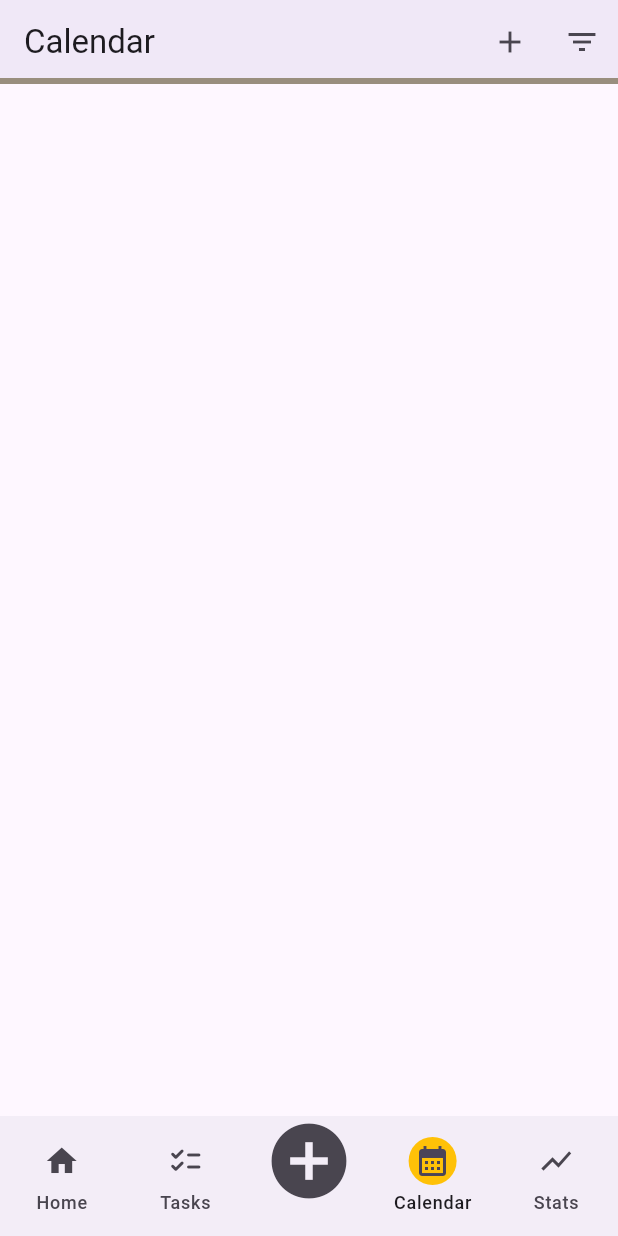
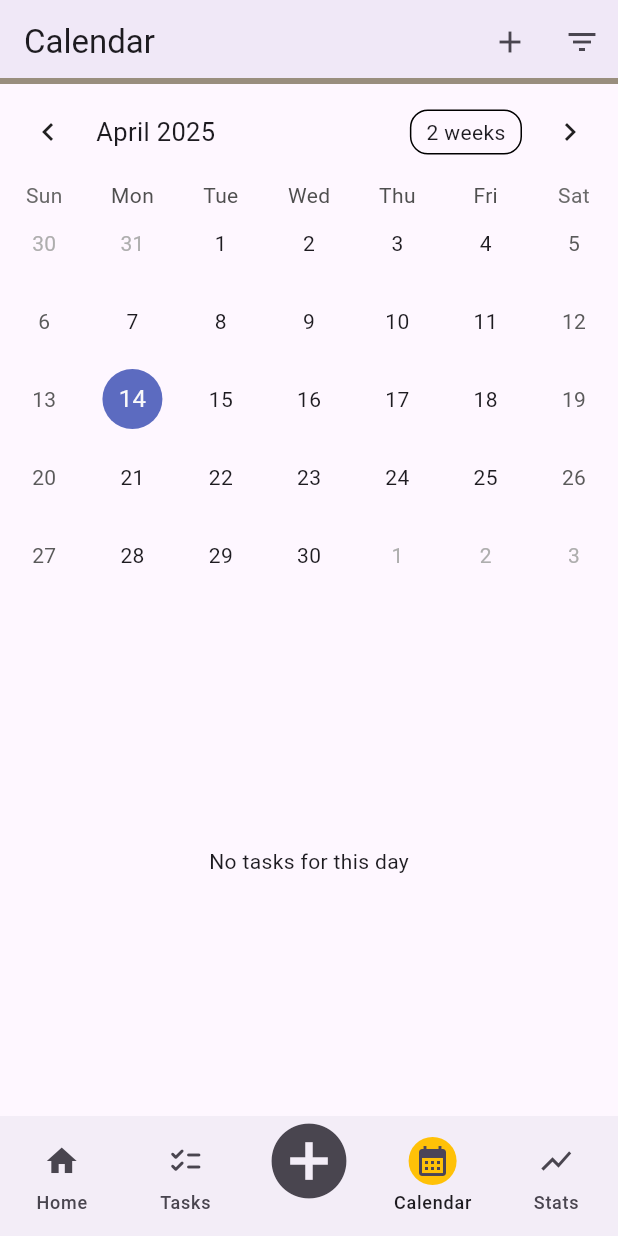
Before and after one commit to vasu-patel-123/Team-HamburgerHelpers-final-Project, a Flutter app: the NavigationExample screen opened directly, item 4 of the bottom bar chosen, on a phone screen of 412 x 824 dp. Run offline on Flutter 3.47's test engine with Material 3 defaults, Android fonts, the phone set to English and light mode, and no system bars; drawn by our look-alikes of table_calendar; statements that could not run were skipped.

Commit message:
First go at calendar page

```diff
--- a/taskii/lib/homePage.dart
+++ b/taskii/lib/homePage.dart
@@ -2,7 +2,7 @@
 
 import 'package:flutter/material.dart';
 import 'package:intl/intl.dart';
-
+import 'package:table_calendar/table_calendar.dart';
 
 
 
@@ -19,6 +19,7 @@ var tasks = [
 class homePage extends StatelessWidget {
   const homePage({super.key});
 
+
   @override
   Widget build(BuildContext context) {
     return MaterialApp(theme: ThemeData(useMaterial3: true), debugShowCheckedModeBanner: false, home: const NavigationExample());
@@ -27,6 +28,8 @@ class homePage extends StatelessWidget {
 
 class NavigationExample extends StatefulWidget {
   const NavigationExample({super.key});
+
+  get calendartasks => tasks;
 
 
   @override
@@ -89,6 +92,87 @@ class _NavigationExampleState extends State<NavigationExample> {
         timeController.text = picked.format(context);
       });
     }
+  }
+
+///THe following is for Calendar page
+  DateTime _focusedDay = DateTime.now();
+  DateTime? _selectedDay;
+
+  Map<DateTime, List<Map<String, String>>> _events = {};
+
+  void initState() {
+    super.initState();
+    _selectedDay = _focusedDay;
+    _generateEvents();
+  }
+
+  void _generateEvents() {
+    Map<DateTime, List<Map<String, String>>> tempEvents = {};
+
+    for (var task in widget.calendartasks) {
+      if (task['date'] != null) {
+        DateTime date = DateFormat('yyyy-MM-dd').parse(task['date']!);
+
+        if (!tempEvents.containsKey(date)) {
+          tempEvents[date] = [];
+        }
+        tempEvents[date]!.add(task);
+      }
+    }
+
+    setState(() {
+      _events = tempEvents;
+    });
+  }
+
+  Widget _buildTaskList() {
+    final tasks = _getTasksForDay(_selectedDay!);
+
+    if (tasks.isEmpty) {
+      return Center(child: Text('No tasks for this day'));
+    }
+
+    return ListView.builder(
+      itemCount: tasks.length,
+      itemBuilder: (context, index) {
+        var task = tasks[index];
+        return Card(
+          margin: EdgeInsets.symmetric(horizontal: 16, vertical: 6),
+          child: ListTile(
+            title: Text(task['title'] ?? ''),
+            subtitle: Text(task['description'] ?? ''),
+            trailing: Column(
+              mainAxisAlignment: MainAxisAlignment.center,
+              children: [
+                Text(task['priority'] ?? '',
+                    style: TextStyle(
+                        fontWeight: FontWeight.bold,
+                        color: _priorityColor(task['priority'] ?? ''))),
+                if (task['time'] != null)
+                  Text(task['time']!, style: TextStyle(fontSize: 12)),
+              ],
+            ),
+          ),
+        );
+      },
+    );
+  }
+
+  Color _priorityColor(String priority) {
+    switch (priority.toLowerCase()) {
+      case 'high':
+        return Colors.red;
+      case 'medium':
+        return Colors.orange;
+      case 'low':
+        return Colors.green;
+      default:
+        return Colors.grey;
+    }
+  }
+
+  List<Map<String, String>> _getTasksForDay(DateTime day) {
+    return _events[DateTime(day.year, day.month, day.day)] ?? [];
   }
 
   @override
@@ -464,8 +548,9 @@ class _NavigationExampleState extends State<NavigationExample> {
                 ),
                 elevation: 4,
                 title: const Text('Calendar'),
-                /// profile button
+
                 actions: <Widget>[
+                  /// add button
                   IconButton(
                     icon: const Icon(Icons.add),
 
@@ -473,7 +558,7 @@ class _NavigationExampleState extends State<NavigationExample> {
                       // handle the press
                     },
                   ),
-
+                  /// filter button
                   IconButton(
                     icon: const Icon(Icons.filter_list),
 
@@ -483,6 +568,34 @@ class _NavigationExampleState extends State<NavigationExample> {
                   ),
                 ],
               ),
+              body: Column(
+                      children: [
+                        TableCalendar(
+                          firstDay: DateTime(2020),
+                          lastDay: DateTime(2100),
+                          focusedDay: _focusedDay,
+                          selectedDayPredicate: (day) =>
+                              isSameDay(_selectedDay, day),
+                          eventLoader: _getTasksForDay,
+                          onDaySelected: (selectedDay, focusedDay) {
+                            setState(() {
+                              _selectedDay = selectedDay;
+                              _focusedDay = focusedDay;
+                            });
+                          },
+                          calendarStyle: CalendarStyle(
+                            markerDecoration: BoxDecoration(
+                              color: Colors.blue,
+                              shape: BoxShape.circle,
+                            ),
+                          ),
+                        ),
+                        const SizedBox(height: 8.0),
+                        Expanded(
+                          child: _buildTaskList(),
+                        ),
+                      ],
+                    ),
             ),
 
             /// Stats page
--- a/taskii/pubspec.yaml
+++ b/taskii/pubspec.yaml
@@ -34,6 +34,7 @@ dependencies:
   # The following adds the Cupertino Icons font to your application.
   # Use with the CupertinoIcons class for iOS style icons.
   cupertino_icons: ^1.0.8
+  table_calendar: ^3.2.0
 
 dev_dependencies:
   flutter_test:
```
Also changed, not shown: taskii/pubspec.lock.
